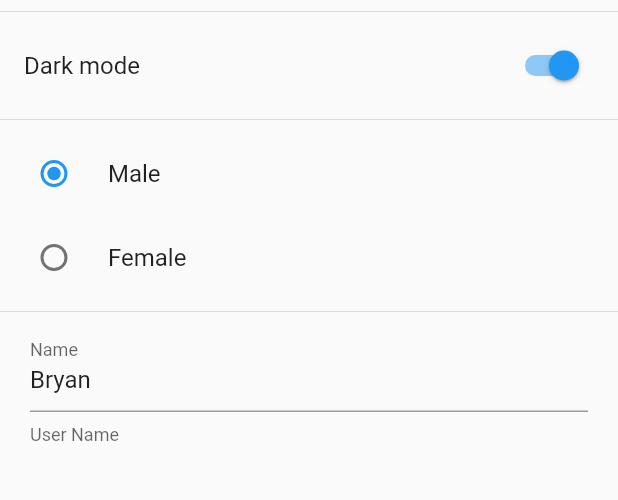
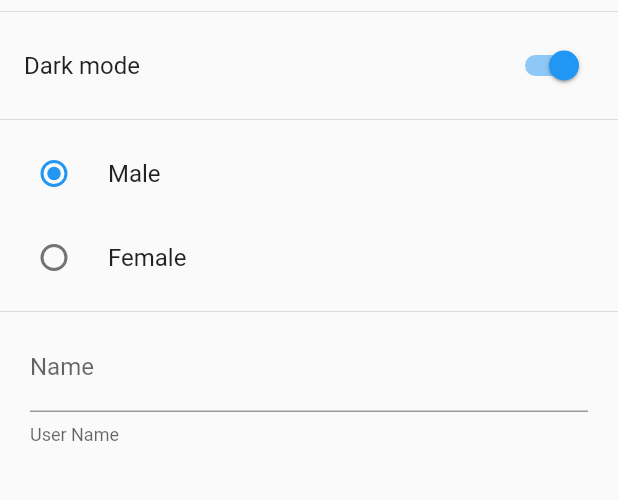
Before and after one commit to BryanParada/preferencesApp, a Flutter app: the SettingsScreen screen opened by its route, after a tap on "Dark mode", on a phone screen of 412 x 824 dp, the part 146-646 px from its top. Run offline on Flutter 3.47's test engine with Material 2 defaults, Android fonts, the phone set to English and light mode, and no system bars; our stand-ins replace shared_preferences; missing offline and left inert: dart:ffi; accounts and stored records are empty.

Commit message:
F200 - Preferences name gender darkmode

```diff
--- a/lib/main.dart
+++ b/lib/main.dart
@@ -28,7 +28,7 @@ class MyApp extends StatelessWidget {
         SettingsScreen.routerName: (_) => const SettingsScreen(),
 
       },
-      theme: ThemeData.light(),
+      theme: Preferences.isDarkMode ?  ThemeData.dark() : ThemeData.light(),
     );
   }
 }
--- a/lib/screens/settings_screen.dart
+++ b/lib/screens/settings_screen.dart
@@ -1,5 +1,6 @@
 import 'package:flutter/material.dart';
 import 'package:preferences_app/main.dart';
+import 'package:preferences_app/shared_preferences/preferences.dart';
 import 'package:preferences_app/widgets/widgets.dart';
 
 class SettingsScreen extends StatefulWidget {
@@ -14,9 +15,9 @@ class SettingsScreen extends StatefulWidget {
 
 class _SettingsScreenState extends State<SettingsScreen> {
 
-  bool isDarkMode = false;
-  int gender = 1;
-  String name = 'Pedro';
+  // bool isDarkMode = false;
+  // int gender = 1;
+  // String name = 'Pedro';
 
   @override
   Widget build(BuildContext context) {
@@ -33,10 +34,10 @@ class _SettingsScreenState extends State<SettingsScreen> {
             const Divider(),
 
             SwitchListTile.adaptive(
-              value: isDarkMode,
+              value: Preferences.isDarkMode,
               title: const Text('Dark mode'),
                onChanged: ( value ){
-                  isDarkMode = value;
+                  Preferences.isDarkMode = value;
                   setState(() {});
                }
              ),
@@ -44,19 +45,19 @@ class _SettingsScreenState extends State<SettingsScreen> {
 
              RadioListTile<int>(
                 value: 1,
-                groupValue: gender,
+                groupValue: Preferences.gender,
                 title: Text('Male'),
                 onChanged: (value){
-                  gender = value ?? 1;
+                  Preferences.gender = value ?? 1;
                   setState(() {});
                 }
               ),
               RadioListTile<int>(
                 value: 2,
-                groupValue: gender,
+                groupValue: Preferences.gender,
                 title: Text('Female'),
                 onChanged: (value){
-                  gender = value ?? 2;
+                  Preferences.gender = value ?? 2;
                   setState(() {});
                 }
               ),
@@ -66,9 +67,9 @@ class _SettingsScreenState extends State<SettingsScreen> {
               Padding(
                 padding: const EdgeInsets.symmetric(horizontal: 20),
                 child: TextFormField(
-                  initialValue: 'Bryan',
+                  initialValue: Preferences.name,
                   onChanged: (value){
-                    name = value;
+                    Preferences.name = value;
                     setState(() {});
                   },
                   decoration: const InputDecoration(
--- a/lib/shared_preferences/preferences.dart
+++ b/lib/shared_preferences/preferences.dart
@@ -1,4 +1,6 @@
 
+
+import 'dart:ffi';
 
 import 'package:shared_preferences/shared_preferences.dart';
 
@@ -7,12 +9,41 @@ class Preferences {
   static late SharedPreferences _prefs;
 
   static String _name = '';
-  static bool _isDarkmode = false;
+  static bool _isDarkMode = false;
   static int _gender = 1;
 
   static Future init() async{
     _prefs = await SharedPreferences.getInstance();
   }
 
+  static String get name {
+    return _prefs.getString('name') ?? _name;
+  }
+
+  static set name( String value ){
+    _name = value;
+    _prefs.setString('name', value);
+  }
+
+    static bool get isDarkMode {
+    return _prefs.getBool('isDarkMode') ?? _isDarkMode;
+  }
+
+  static set isDarkMode( bool value ){
+    _isDarkMode = value;
+    _prefs.setBool('isDarkMode', value);
+  }
+
+
+  static int get gender {
+    return _prefs.getInt('gender') ?? _gender;
+  }
+
+  static set gender( int value ){
+    _gender = value;
+    _prefs.setInt('gender', value);
+  }
+
+
 
 }
```
Also changed, not shown: lib/screens/home_screen.dart (+5 -4 lines).
